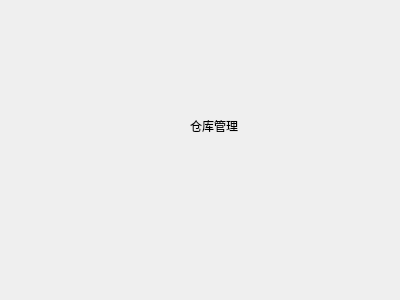
Above: Qt/ERP/storemanager.ui from superp2017/NTERP before the change. Below: the same form after it.
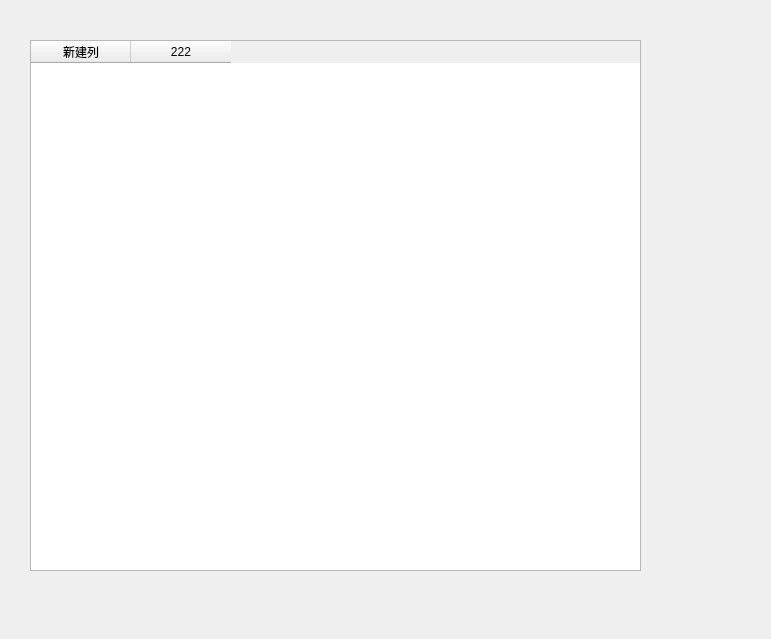
That is the form after the change.

```diff
--- a/Qt/ERP/storemanager.ui
+++ b/Qt/ERP/storemanager.ui
@@ -6,25 +6,32 @@
    <rect>
     <x>0</x>
     <y>0</y>
-    <width>400</width>
-    <height>300</height>
+    <width>771</width>
+    <height>639</height>
    </rect>
   </property>
   <property name="windowTitle">
    <string>Form</string>
   </property>
-  <widget class="QLabel" name="label">
+  <widget class="QTableWidget" name="tableWidget">
    <property name="geometry">
     <rect>
-     <x>190</x>
-     <y>120</y>
-     <width>54</width>
-     <height>12</height>
+     <x>30</x>
+     <y>40</y>
+     <width>611</width>
+     <height>531</height>
     </rect>
    </property>
-   <property name="text">
-    <string>仓库管理</string>
-   </property>
+   <column>
+    <property name="text">
+     <string>新建列</string>
+    </property>
+   </column>
+   <column>
+    <property name="text">
+     <string>222</string>
+    </property>
+   </column>
   </widget>
  </widget>
  <resources/>
```
